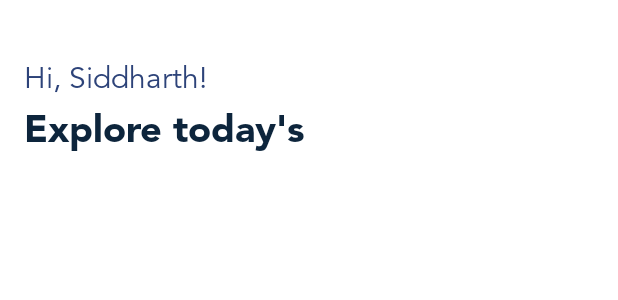
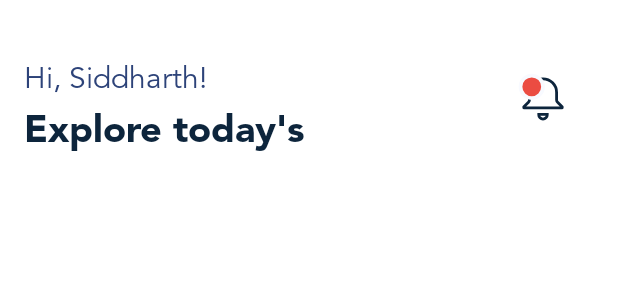
Before and after one commit to SiddyDevelops/Blogaro, an Android app: the layout fragment_home.xml on its own in the app's theme, with its tools: preview values and no code run, on a phone screen of 412 x 824 dp. Shown: the top 300 px of the screen. Run offline under Robolectric (Android 15) with nearby library versions, the phone set to English and light mode, and no system bars.

Commit message:
Added Vec_Notifications

```diff
--- /dev/null
+++ b/Blogaro/app/src/main/res/drawable/ic_notification.xml
@@ -0,0 +1,16 @@
+<vector xmlns:android="http://schemas.android.com/apk/res/android"
+    android:width="32dp"
+    android:height="32dp"
+    android:viewportWidth="32"
+    android:viewportHeight="32">
+  <path
+      android:pathData="M8.75,17.0002V17V13C8.75,11.0772 9.5138,9.2331 10.8735,7.8735C12.2331,6.5138 14.0772,5.75 16,5.75C17.9228,5.75 19.7669,6.5138 21.1265,7.8735C22.4862,9.2331 23.25,11.0772 23.25,13V17V17.0002C23.2501,17.4642 23.4345,17.9092 23.7627,18.2373C23.7627,18.2374 23.7627,18.2374 23.7628,18.2374L26.1768,20.6515C26.2237,20.6984 26.25,20.762 26.25,20.8283V21C26.25,21.1381 26.1381,21.25 26,21.25H6C5.8619,21.25 5.75,21.1381 5.75,21V20.8283C5.75,20.762 5.7763,20.6984 5.8232,20.6515L8.2373,18.2374C8.5655,17.9093 8.7499,17.4643 8.75,17.0002ZM18.25,25C18.25,25.5967 18.0129,26.169 17.591,26.591C17.169,27.0129 16.5967,27.25 16,27.25C15.4033,27.25 14.831,27.0129 14.409,26.591C13.9871,26.169 13.75,25.5967 13.75,25V24.75H18.25V25Z"
+      android:strokeWidth="1.5"
+      android:fillColor="#00000000"
+      android:strokeColor="#0D253C"/>
+  <path
+      android:pathData="M10,10m-6,0a6,6 0,1 1,12 0a6,6 0,1 1,-12 0"
+      android:strokeWidth="2"
+      android:fillColor="#EB4C42"
+      android:strokeColor="#F8FAFF"/>
+</vector>
--- a/Blogaro/app/src/main/res/layout/fragment_home.xml
+++ b/Blogaro/app/src/main/res/layout/fragment_home.xml
@@ -26,10 +26,24 @@
         android:layout_marginStart="16dp"
         android:layout_marginTop="5dp"
         android:fontFamily="@font/avenir_std_black"
-        android:text="Explore today's"
+        android:text="@string/explore_today_s"
         android:textColor="@color/dark_blue"
         android:textSize="25sp"
         app:layout_constraintStart_toStartOf="parent"
         app:layout_constraintTop_toBottomOf="@+id/textView2" />
 
+    <ImageView
+        android:layout_width="40dp"
+        android:layout_height="40dp"
+        android:layout_marginTop="45dp"
+        android:layout_marginEnd="30dp"
+        android:background="?attr/selectableItemBackgroundBorderless"
+        android:clickable="true"
+        android:focusable="true"
+        android:src="@drawable/ic_notification"
+        app:layout_constraintEnd_toEndOf="parent"
+        app:layout_constraintHorizontal_bias="1.0"
+        app:layout_constraintStart_toEndOf="@+id/textView2"
+        app:layout_constraintTop_toTopOf="parent" />
+
 </androidx.constraintlayout.widget.ConstraintLayout>
--- a/Blogaro/app/src/main/res/values/strings.xml
+++ b/Blogaro/app/src/main/res/values/strings.xml
@@ -23,4 +23,5 @@
     <string name="like_count">2.1K</string>
     <string name="_1hr_ago">1hr ago</string>
     <string name="hi_siddharth">Hi, Siddharth!</string>
+    <string name="explore_today_s">Explore today\'s</string>
 </resources>
```
